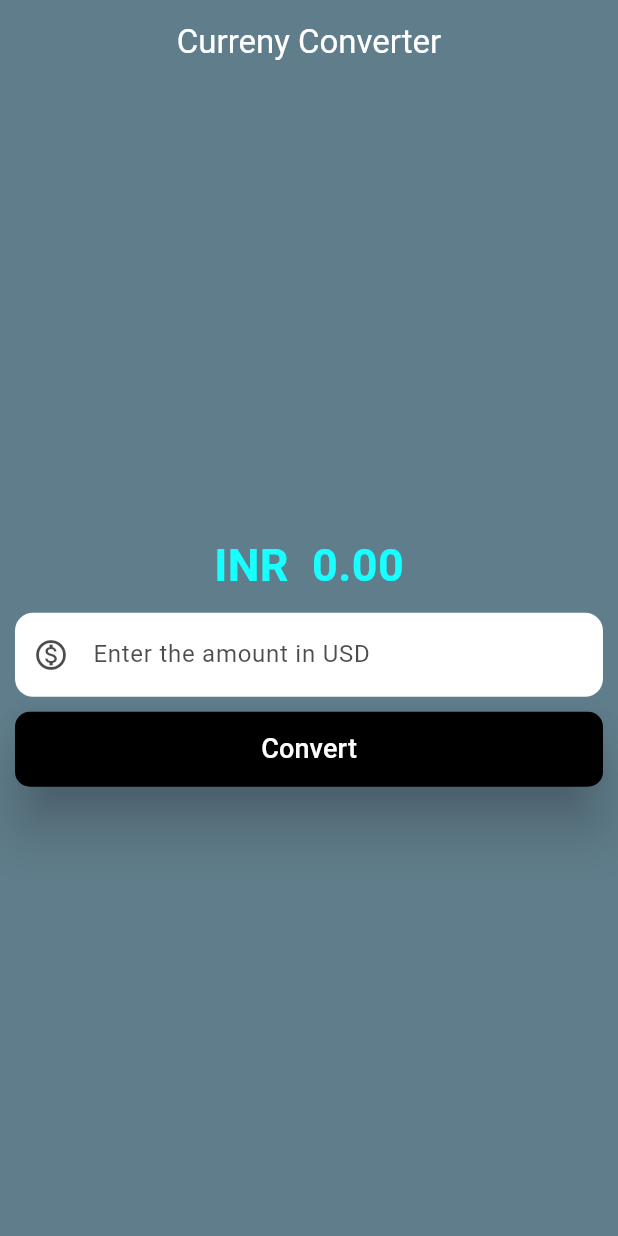
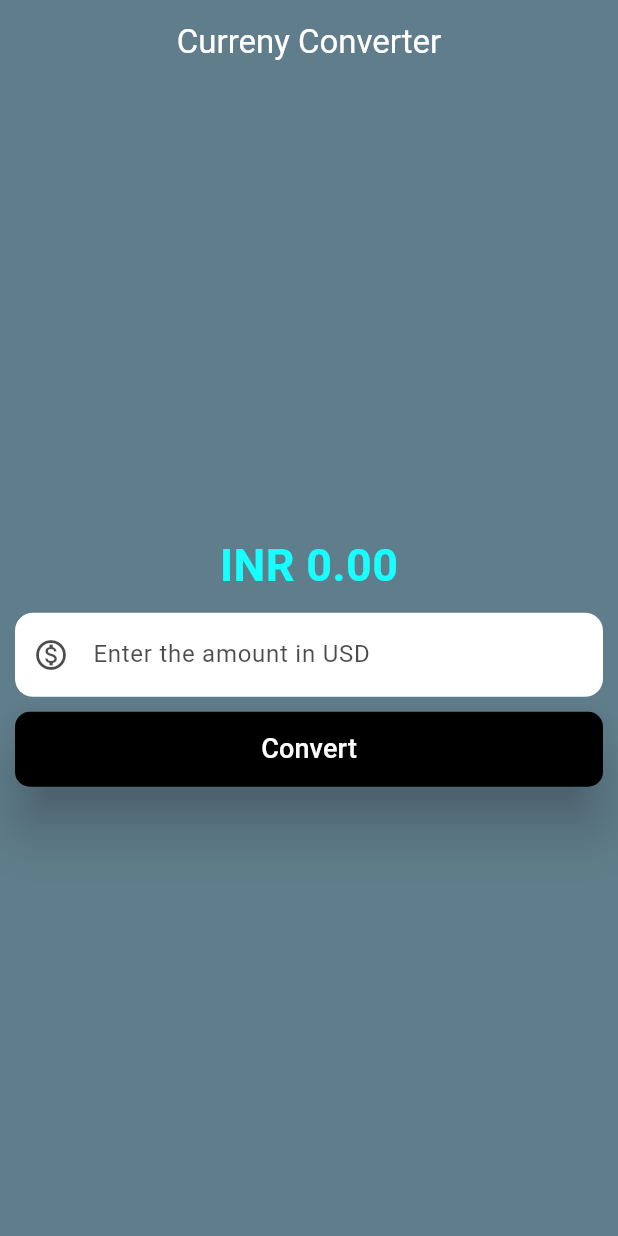
Before and after one commit to meetpatel35/Currency-Converter-using-Flutter, a Flutter app: the screen it shows after launch, on a phone screen of 412 x 824 dp. Run offline on Flutter 3.47's test engine with Material 3 defaults, Android fonts, the phone set to English and light mode, and no system bars.

Commit message:
solving warning error

```diff
--- a/lib/currency_converter.dart
+++ b/lib/currency_converter.dart
@@ -39,7 +39,7 @@ class _CurrencyConverter extends State<CurrencyConverterState>{
           mainAxisAlignment: MainAxisAlignment.center,
           children: [
             Text(
-              "INR  " + result.toStringAsFixed(2),
+              "INR ${result.toStringAsFixed(2)}",
               style:const TextStyle(
                   fontSize: 30,
                   fontWeight: FontWeight.bold,
```
